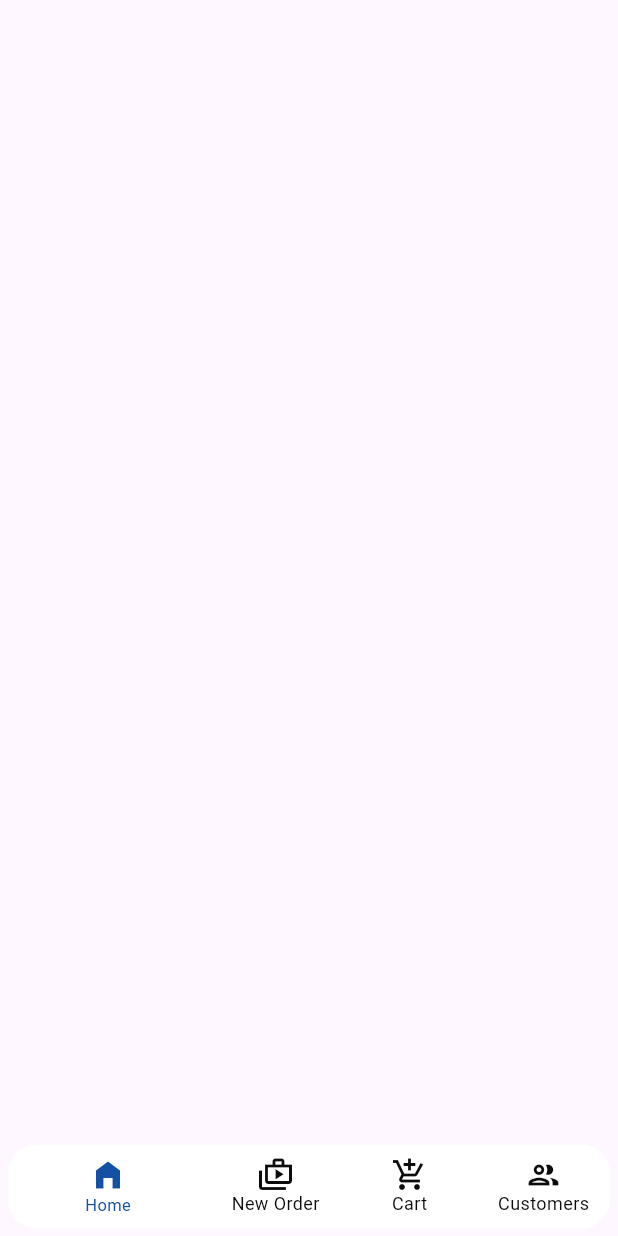
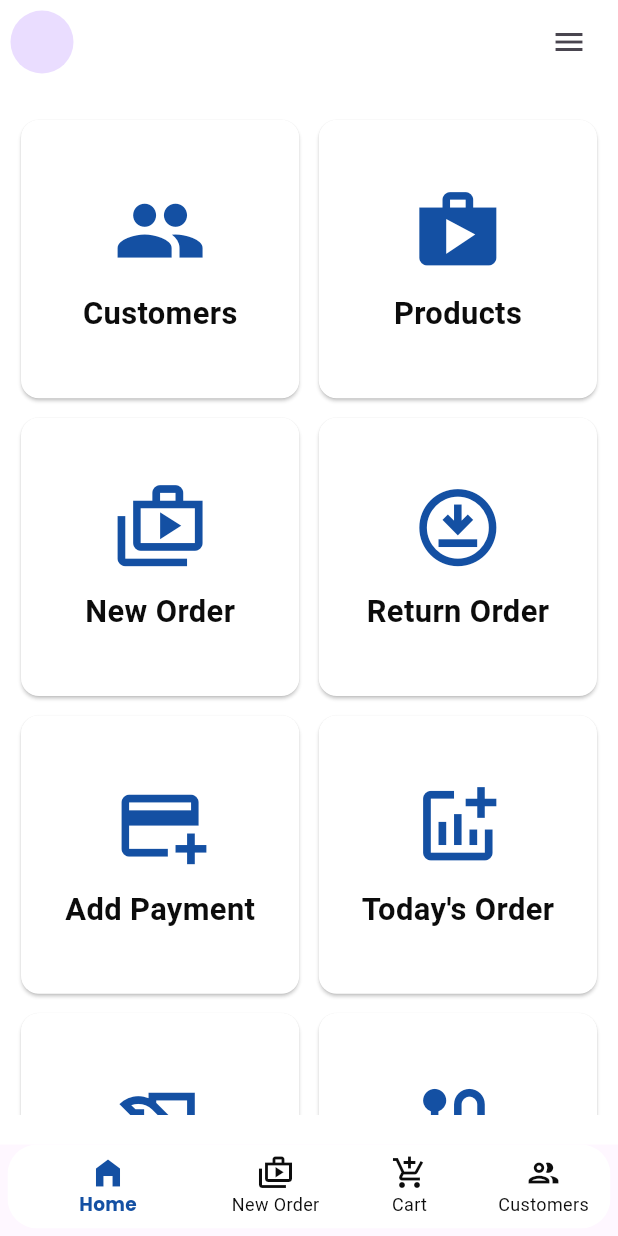
Before and after one commit to najeebnaju512/ecommerce_app, a Flutter app: the screen it shows after launch, on a phone screen of 412 x 824 dp. Run offline on Flutter 3.47's test engine with Material 3 defaults, Android fonts, the phone set to English and light mode, and no system bars; our stand-ins replace google_fonts; Roboto replaces fonts that are missing (Kanit).

Commit message:
ui side of home

```diff
--- a/lib/core/constants/textstyles.dart
+++ b/lib/core/constants/textstyles.dart
@@ -3,114 +3,36 @@ import 'package:google_fonts/google_fonts.dart';
 
 import 'color_constants.dart';
 
+class GLTextStyles {
+  static robotoStyl({double? size, FontWeight? weight, Color? color}) {
+    return GoogleFonts.roboto(
+      fontSize: size ?? 22,
+      fontWeight: weight ?? FontWeight.bold,
+      color: color ?? ColorTheme.black,
+    );
+  }
 
-class GLTextStyles {
-  static TextStyle titleStyle = GoogleFonts.poppins(
-    fontSize: 20.0,
-    fontWeight: FontWeight.w500,
-    color: ColorTheme.black,
-  );
-  static TextStyle titleStyle26 = GoogleFonts.poppins(
-    fontSize: 26.0,
-    fontWeight: FontWeight.w500,
-    color: ColorTheme.black,
-  );
-  static TextStyle titleWhite = GoogleFonts.poppins(
-    fontSize: 22.0,
-    fontWeight: FontWeight.w600,
-    color: ColorTheme.white,
-  );
-  static TextStyle subtitleBlk = GoogleFonts.poppins(
-    fontSize: 20.0,
-    fontWeight: FontWeight.w500,
-    color: ColorTheme.black,
-  );
-  static TextStyle subtitleBlk14 = GoogleFonts.poppins(
-    fontSize: 14.0,
-    fontWeight: FontWeight.w500,
-    color: ColorTheme.black,
-  );
-  static TextStyle subtitleWhite = GoogleFonts.poppins(
-    fontSize: 20.0,
-    fontWeight: FontWeight.w500,
-    color: ColorTheme.white,
-  );
-  static TextStyle subtitleWhite2 = GoogleFonts.poppins(
-    fontSize: 16.0,
-    fontWeight: FontWeight.w500,
-    color: ColorTheme.white,
-  );
-  static TextStyle subtitleGrey = GoogleFonts.poppins(
-    fontSize: 12.0,
-    color: ColorTheme.grey,
-  );
-  static TextStyle subtitleWhite3 = GoogleFonts.poppins(
-    fontSize: 10.0,
-    color: ColorTheme.white,
-  );
-  static TextStyle titleTextGrey = GoogleFonts.raleway(
-    fontSize: 16.0,
-    fontWeight: FontWeight.w500,
-    color: ColorTheme.grey,
-  );
-  static TextStyle titleTextBlk = GoogleFonts.raleway(
-    fontSize: 16.0,
-    fontWeight: FontWeight.w600,
-    color: ColorTheme.black,
-  );
-  static TextStyle bodyTextGrey = GoogleFonts.raleway(
-    fontSize: 16.0,
-    fontWeight: FontWeight.w400,
-    color: ColorTheme.grey,
-  );
-  static TextStyle bodyTextwhite = GoogleFonts.raleway(
-    fontSize: 16.0,
-    fontWeight: FontWeight.w400,
-    color: ColorTheme.white,
-  );
-  static TextStyle labeltxtwhite = GoogleFonts.kanit(
-    fontSize: 12,
-    fontWeight: FontWeight.w400,
-    color: ColorTheme.white,
-  );
-  static TextStyle labeltxtBlk16 = GoogleFonts.kanit(
-    fontSize: 16,
-    fontWeight: FontWeight.w500,
-    color: ColorTheme.black,
-  );
-  static TextStyle labeltxtBlk18 = GoogleFonts.kanit(
-    fontSize: 18,
-    fontWeight: FontWeight.w500,
-    color: ColorTheme.black,
-  );
-  static TextStyle labeltxtBlk16300 = GoogleFonts.kanit(
-    fontSize: 16,
-    fontWeight: FontWeight.w300,
-    color: ColorTheme.black,
-  );
-  static TextStyle labeltxtred16 = GoogleFonts.kanit(
-    fontSize: 16,
-    fontWeight: FontWeight.w500,
-    color: ColorTheme.red,
-  );
-  static TextStyle labeltxtBlk20 = GoogleFonts.kanit(
-    fontSize: 20,
-    fontWeight: FontWeight.w500,
-    color: ColorTheme.black,
-  );
-  static TextStyle labeltxtBlk12 = GoogleFonts.kanit(
-    fontSize: 12,
-    fontWeight: FontWeight.w500,
-    color: ColorTheme.black,
-  );
-  static TextStyle bottomlabel = GoogleFonts.kanit(fontSize: 11);
-  static TextStyle maincolor16 = GoogleFonts.kanit(
-    fontSize: 16,
-    fontWeight: FontWeight.w400,
-    color: ColorTheme.mainClr,
-  );
-  static TextStyle labeltxt24 = GoogleFonts.kanit(
-    fontSize: 24,
-    fontWeight: FontWeight.w500,
-  );
+  static poppinsStyl({double? size, FontWeight? weight, Color? color}) {
+    return GoogleFonts.poppins(
+      fontSize: size ?? 20,
+      fontWeight: weight ?? FontWeight.bold,
+      color: color ?? ColorTheme.black,
+    );
+  }
+
+  static kanitStyl({double? size, FontWeight? weight, Color? color}) {
+    return GoogleFonts.kanit(
+      fontSize: size ?? 18,
+      fontWeight: weight ?? FontWeight.bold,
+      color: color ?? ColorTheme.black,
+    );
+  }
+
+  static ralewayStyl({double? size, FontWeight? weight, Color? color}) {
+    return GoogleFonts.raleway(
+      fontSize: size ?? 16,
+      fontWeight: weight ?? FontWeight.bold,
+      color: color ?? ColorTheme.black,
+    );
+  }
 }
--- a/lib/main.dart
+++ b/lib/main.dart
@@ -1,4 +1,5 @@
 import 'package:ecommerce_test/presentation/bottom_nav_bar/view/bottom_nav.dart';
+import 'package:ecommerce_test/presentation/home_screen/controller/home_controller.dart';
 import 'package:flutter/material.dart';
 import 'package:provider/provider.dart';
 
@@ -7,6 +8,7 @@ import 'presentation/bottom_nav_bar/controller/bottom_nav_controller.dart';
 void main() {
   runApp(MultiProvider(providers: [
     ChangeNotifierProvider(create: (context) => BottomNavigationController()),
+    ChangeNotifierProvider(create: (context) => HomeController()),
     // ChangeNotifierProvider(create: (context) => ),
   ], child: const MyApp()));
 }
--- a/lib/presentation/bottom_nav_bar/view/bottom_nav.dart
+++ b/lib/presentation/bottom_nav_bar/view/bottom_nav.dart
@@ -1,5 +1,6 @@
 import 'dart:developer';
 
+import 'package:ecommerce_test/presentation/home_screen/view/home_screen.dart';
 import 'package:flutter/material.dart';
 import 'package:provider/provider.dart';
 
@@ -12,6 +13,7 @@ class BottomNavigation extends StatelessWidget {
 
   @override
   Widget build(BuildContext context) {
+    var size=MediaQuery.of(context).size;
     return SafeArea(
       child: Scaffold(
         extendBody: true,
@@ -19,7 +21,7 @@ class BottomNavigation extends StatelessWidget {
           builder: (context, provider, child) {
             return IndexedStack(
               index: provider.currentIndex,
-              children: [],
+              children: [HomeScreen()],
             );
           },
         ),
@@ -42,7 +44,7 @@ class BottomNavigation extends StatelessWidget {
                   selectedItemColor: ColorTheme.mainClr,
                   showSelectedLabels: true,
                   showUnselectedLabels: true,
-                  selectedLabelStyle: GLTextStyles.bottomlabel,
+                  selectedLabelStyle: GLTextStyles.poppinsStyl(size: size.width*.03),
                   items: [
                     BottomNavigationBarItem(
                         icon: const Icon(
--- /dev/null
+++ b/lib/presentation/home_screen/controller/home_controller.dart
@@ -0,0 +1,24 @@
+import 'package:flutter/material.dart';
+
+class HomeController extends ChangeNotifier {
+  bool isTapped = false;
+  int? tappedIndex;
+  List homeData = [
+    {"icon": Icons.group, "name": "Customers"},
+    {"icon": Icons.shop, "name": "Products"},
+    {"icon": Icons.shop_2_outlined, "name": "New Order"},
+    {"icon": Icons.download_for_offline_outlined, "name": "Return Order"},
+    {"icon": Icons.add_card, "name": "Add Payment"},
+    {"icon": Icons.addchart, "name": "Today's Order"},
+    {"icon": Icons.history_edu, "name": "Today's Summery"},
+    {"icon": Icons.route, "name": "Route"},
+  ];
+
+  void checkTapped(BuildContext context, int index) {
+    if (isTapped == false) {
+      tappedIndex = index;
+      isTapped = true;
+      notifyListeners();
+    }
+  }
+}
--- /dev/null
+++ b/lib/presentation/home_screen/view/home_screen.dart
@@ -0,0 +1,79 @@
+import 'package:ecommerce_test/core/constants/color_constants.dart';
+import 'package:ecommerce_test/core/constants/textstyles.dart';
+import 'package:ecommerce_test/presentation/home_screen/controller/home_controller.dart';
+import 'package:flutter/material.dart';
+import 'package:provider/provider.dart';
+
+class HomeScreen extends StatelessWidget {
+  const HomeScreen({super.key});
+
+  @override
+  Widget build(BuildContext context) {
+    var size = MediaQuery.of(context).size;
+    return SafeArea(
+        child: Scaffold(
+            backgroundColor: ColorTheme.white,
+            appBar: AppBar(
+              backgroundColor: ColorTheme.white,
+              leading: Container(
+                  padding: EdgeInsets.all(7),
+                  child: CircleAvatar(
+                    minRadius: size.width * .1,
+                  )),
+              actions: [
+                Icon(Icons.menu),
+                SizedBox(
+                  width: size.width * .05,
+                )
+              ],
+            ),
+            body: Consumer<HomeController>(
+              builder: (context, hControl, child) {
+                return Padding(
+                  padding:
+                      const EdgeInsets.symmetric(horizontal: 10, vertical: 20),
+                  child: GridView.builder(
+                      gridDelegate: SliverGridDelegateWithFixedCrossAxisCount(
+                          mainAxisSpacing: 5,
+                          crossAxisSpacing: 5,
+                          crossAxisCount: 2),
+                      itemCount: hControl.homeData.length,
+                      itemBuilder: (context, index) {
+                        return InkWell(
+                            onTap: () {
+                              Provider.of<HomeController>(context,
+                                      listen: false)
+                                  .checkTapped( context,index);
+                            },
+                            child: Card(
+                              color: hControl.tappedIndex==index?ColorTheme.mainClr:ColorTheme.white,
+                              child: Center(
+                                child: Expanded(
+                                    child: Column(
+                                  mainAxisAlignment: MainAxisAlignment.center,
+                                  children: [
+                                    Icon(
+                                      hControl.homeData[index]["icon"],
+                                      size: size.width * .15,
+                                      color: hControl.tappedIndex==index?ColorTheme.white: ColorTheme.mainClr,
+                                    ),
+                                    SizedBox(
+                                      height: 10,
+                                    ),
+                                    Text(
+                                      hControl.homeData[index]["name"],
+                                      style: GLTextStyles.robotoStyl(
+                                          size: size.width * .05,
+                                          color:  hControl.tappedIndex==index?ColorTheme.white: ColorTheme.black,
+                                          ),
+                                    )
+                                  ],
+                                )),
+                              ),
+                            ));
+                      }),
+                );
+              },
+            )));
+  }
+}
```
